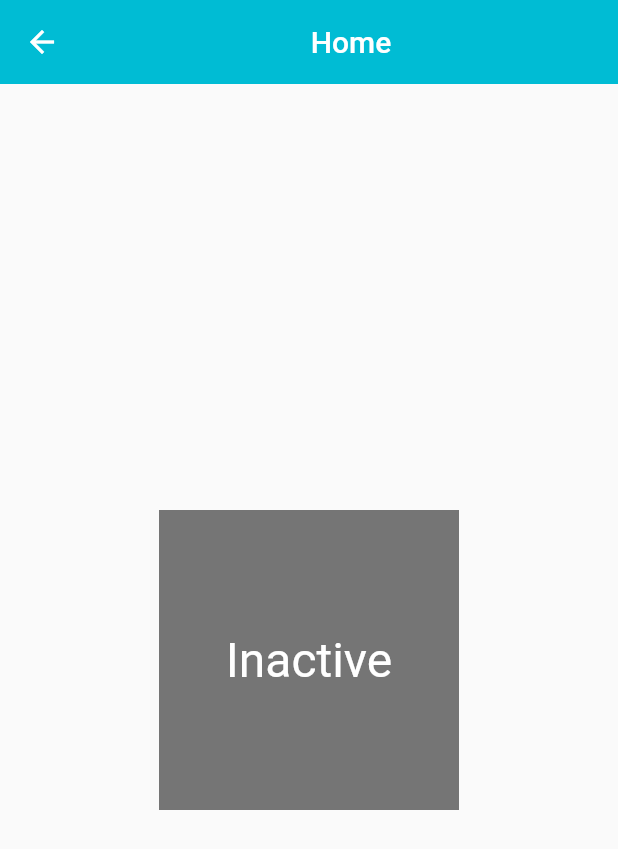
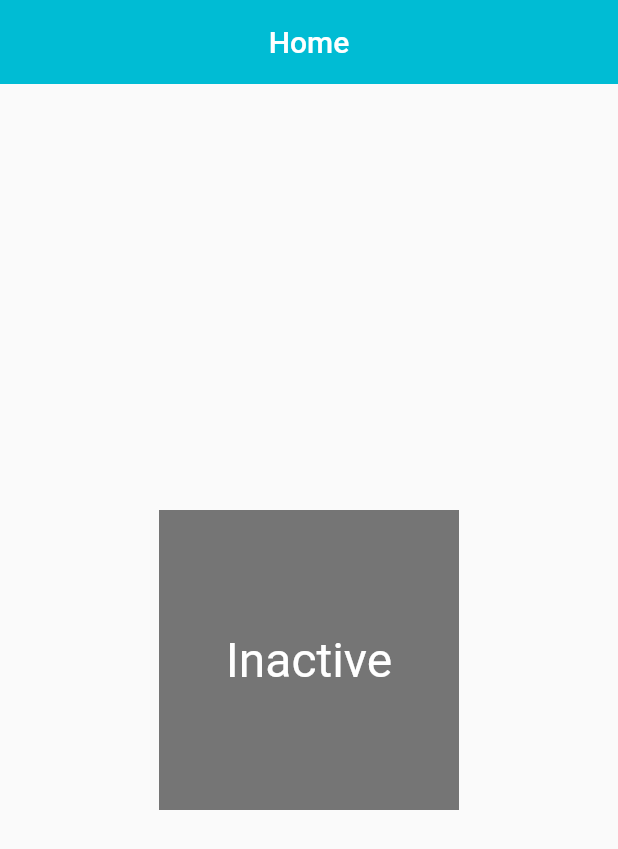
Before and after one commit to 8zca/flutterweb, a Flutter app: the screen it shows after launch, after a tap on "Login", on a phone screen of 412 x 824 dp. Shown: the top 849 px of the screen. Run offline on Flutter 3.47's test engine with Material 2 defaults, Android fonts, the phone set to English and light mode, and no system bars; missing offline and left inert: flutter_web; network calls fail.

```diff
--- a/lib/pages/login/login.dart
+++ b/lib/pages/login/login.dart
@@ -59,7 +59,7 @@ class Login extends StatelessWidget {
                     Container(
                       child: RaisedButton(
                         onPressed: () {
-                          Navigator.pushNamed(context, '/home');
+                          Navigator.of(context).pushReplacementNamed('/home');
                         },
                         child: Text('Login', style: TextStyle(color: Colors.white)),
                         elevation: 0,
```
